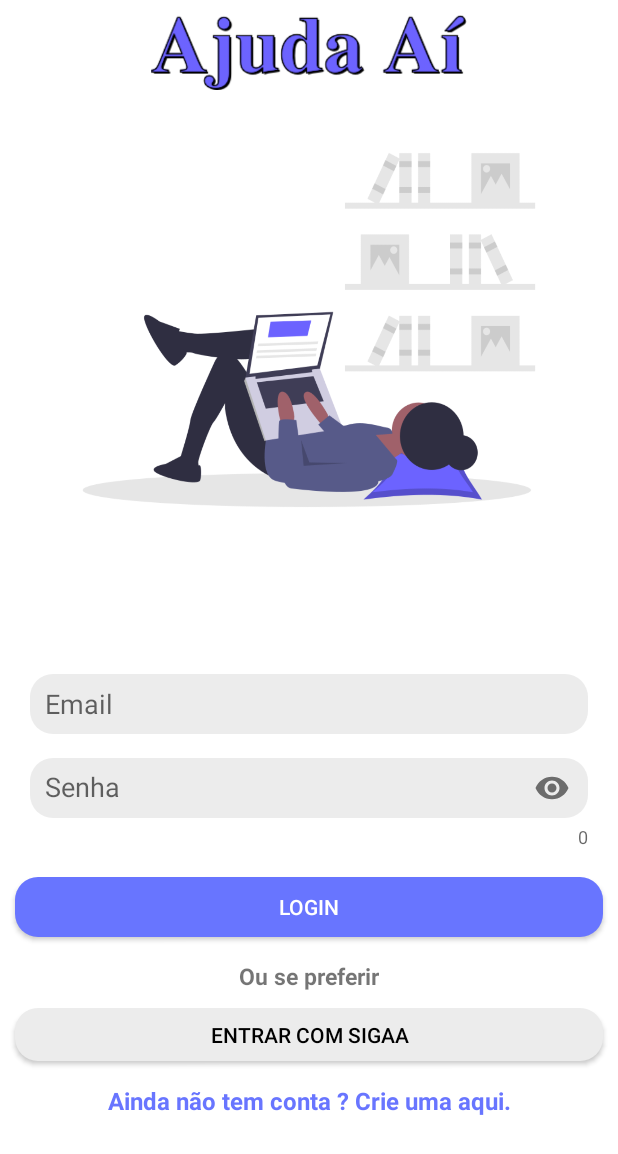
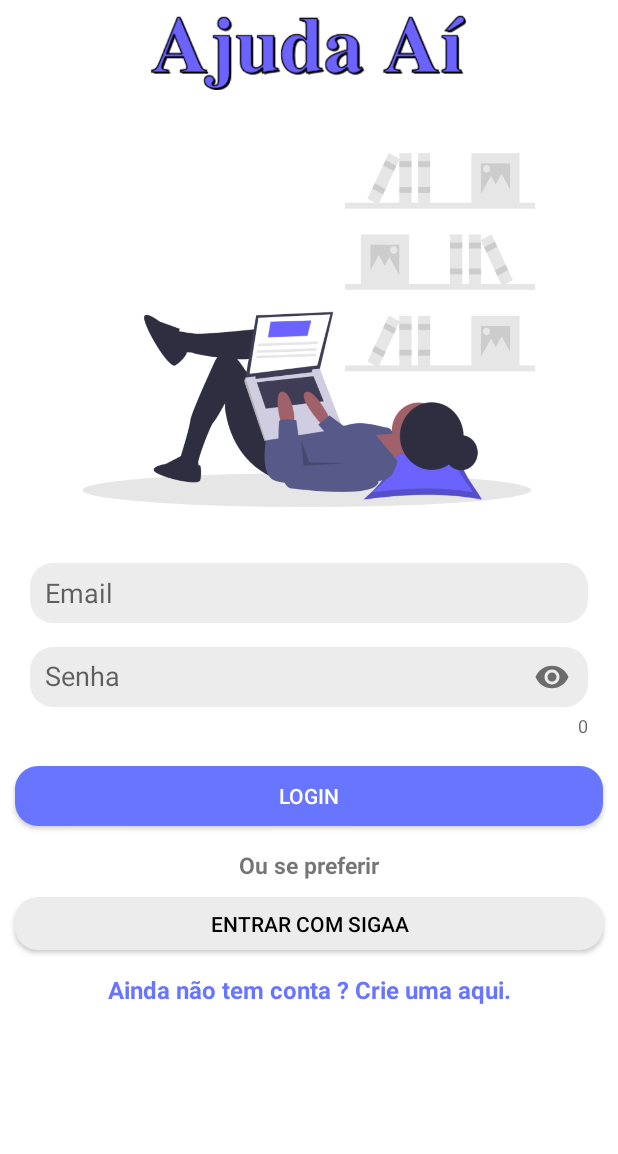
Before and after one commit to WemersonDamasceno/app-ajuda-ai, an Android app: the layout activity_login.xml on its own in the app's theme, with its tools: preview values and no code run, on a phone screen of 412 x 824 dp. Shown: the top 1154 px of the screen. Run offline under Robolectric (Android 15) with nearby library versions, the phone set to English and light mode, and no system bars.

```diff
--- a/app/src/main/java/com/ufc/com/ajudaai/view/view/Splash2Activity.java
+++ b/app/src/main/java/com/ufc/com/ajudaai/view/view/Splash2Activity.java
@@ -25,7 +25,7 @@ public class Splash2Activity extends AppCompatActivity {
                 startActivity(new Intent(getBaseContext(), Pagina_Inicial_Activity.class));
                 finish();
             }
-        }, 1500);
+        }, 1000);
 
 
     }
--- a/app/src/main/java/com/ufc/com/ajudaai/view/view/SplashActivity.java
+++ b/app/src/main/java/com/ufc/com/ajudaai/view/view/SplashActivity.java
@@ -22,7 +22,7 @@ public class SplashActivity extends AppCompatActivity {
                 startActivity(new Intent(getBaseContext(), Pagina_Inicial_Activity.class));
                 finish();
             }
-        }, 2000);
+        }, 1200);
 
     }
 }
--- a/app/src/main/res/layout/activity_login.xml
+++ b/app/src/main/res/layout/activity_login.xml
@@ -9,7 +9,14 @@
     android:backgroundTint="@color/colorBranco"
     android:background="@color/colorBranco">
 
+    <ScrollView
+        android:layout_width="match_parent"
+        android:layout_height="match_parent"
+        android:orientation="vertical">
 
+        <androidx.constraintlayout.widget.ConstraintLayout
+            android:layout_width="match_parent"
+            android:layout_height="match_parent">
             <ImageView
                 android:id="@+id/imageView2"
                 android:layout_marginTop="10dp"
@@ -135,3 +142,11 @@
 
 
         </androidx.constraintlayout.widget.ConstraintLayout>
+
+
+    </ScrollView>
+
+
+
+
+</androidx.constraintlayout.widget.ConstraintLayout>
```
Lines whose indentation alone changed are shown as unchanged.
